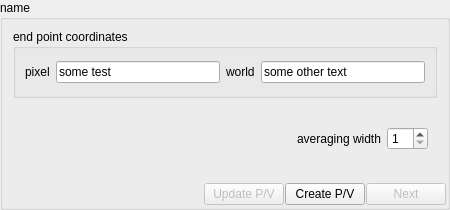
Above: code/display/region/PVLineStats.ui from radio-astro/casa before the change. Below: the same form after it.
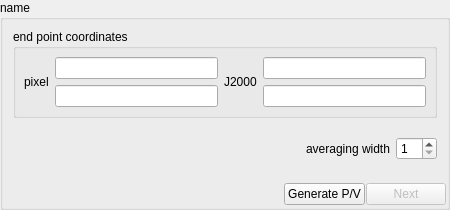
That is the form after the change.

```diff
--- a/code/display/region/PVLineStats.ui
+++ b/code/display/region/PVLineStats.ui
@@ -65,6 +65,9 @@
          <string>end point coordinates</string>
         </property>
         <layout class="QHBoxLayout" name="horizontalLayout_2">
+         <property name="margin">
+          <number>8</number>
+         </property>
          <item>
           <widget class="QLabel" name="pixel_label">
            <property name="text">
@@ -73,30 +76,110 @@
           </widget>
          </item>
          <item>
-          <widget class="QLineEdit" name="pixel_coord">
-           <property name="text">
-            <string>some test</string>
+          <widget class="QFrame" name="frame">
+           <property name="sizePolicy">
+            <sizepolicy hsizetype="Preferred" vsizetype="Fixed">
+             <horstretch>0</horstretch>
+             <verstretch>0</verstretch>
+            </sizepolicy>
            </property>
-           <property name="readOnly">
-            <bool>true</bool>
+           <property name="frameShape">
+            <enum>QFrame::NoFrame</enum>
            </property>
+           <property name="frameShadow">
+            <enum>QFrame::Plain</enum>
+           </property>
+           <property name="lineWidth">
+            <number>0</number>
+           </property>
+           <layout class="QVBoxLayout" name="verticalLayout_2">
+            <property name="margin">
+             <number>0</number>
+            </property>
+            <item>
+             <widget class="QLineEdit" name="pixel_pt1">
+              <property name="toolTip">
+               <string>pixel coordinates for first point</string>
+              </property>
+              <property name="text">
+               <string/>
+              </property>
+              <property name="readOnly">
+               <bool>true</bool>
+              </property>
+             </widget>
+            </item>
+            <item>
+             <widget class="QLineEdit" name="pixel_pt2">
+              <property name="toolTip">
+               <string>pixel coordinates for second point</string>
+              </property>
+              <property name="text">
+               <string/>
+              </property>
+              <property name="readOnly">
+               <bool>true</bool>
+              </property>
+             </widget>
+            </item>
+           </layout>
           </widget>
          </item>
          <item>
           <widget class="QLabel" name="world_label">
            <property name="text">
-            <string>world</string>
+            <string>J2000</string>
            </property>
           </widget>
          </item>
          <item>
-          <widget class="QLineEdit" name="world_coord">
-           <property name="text">
-            <string>some other text</string>
+          <widget class="QFrame" name="frame1">
+           <property name="sizePolicy">
+            <sizepolicy hsizetype="Preferred" vsizetype="Fixed">
+             <horstretch>0</horstretch>
+             <verstretch>0</verstretch>
+            </sizepolicy>
            </property>
-           <property name="readOnly">
-            <bool>true</bool>
+           <property name="frameShape">
+            <enum>QFrame::NoFrame</enum>
            </property>
+           <property name="frameShadow">
+            <enum>QFrame::Plain</enum>
+           </property>
+           <property name="lineWidth">
+            <number>0</number>
+           </property>
+           <layout class="QVBoxLayout" name="verticalLayout_3">
+            <property name="margin">
+             <number>0</number>
+            </property>
+            <item>
+             <widget class="QLineEdit" name="world_pt1">
+              <property name="toolTip">
+               <string>world coordinates for first point</string>
+              </property>
+              <property name="text">
+               <string/>
+              </property>
+              <property name="readOnly">
+               <bool>true</bool>
+              </property>
+             </widget>
+            </item>
+            <item>
+             <widget class="QLineEdit" name="world_pt2">
+              <property name="toolTip">
+               <string>world coordinates for second point</string>
+              </property>
+              <property name="text">
+               <string/>
+              </property>
+              <property name="readOnly">
+               <bool>true</bool>
+              </property>
+             </widget>
+            </item>
+           </layout>
           </widget>
          </item>
         </layout>
@@ -114,6 +197,9 @@
          <number>0</number>
         </property>
         <layout class="QHBoxLayout" name="horizontalLayout_3">
+         <property name="margin">
+          <number>0</number>
+         </property>
          <item>
           <spacer name="horizontalSpacer_2">
            <property name="orientation">
@@ -168,23 +254,13 @@
        </property>
       </spacer>
      </item>
-     <item>
-      <widget class="QPushButton" name="update_button">
-       <property name="enabled">
-        <bool>false</bool>
-       </property>
-       <property name="text">
-        <string>Update P/V</string>
-       </property>
-      </widget>
-     </item>
      <item>
       <widget class="QPushButton" name="create_button">
        <property name="toolTip">
         <string>Display complete 1D slice functionality.</string>
        </property>
        <property name="text">
-        <string>Create P/V</string>
+        <string>Generate P/V</string>
        </property>
       </widget>
      </item>
```
Left out of the diff: 10 changed lines with no effect on the pictures.
